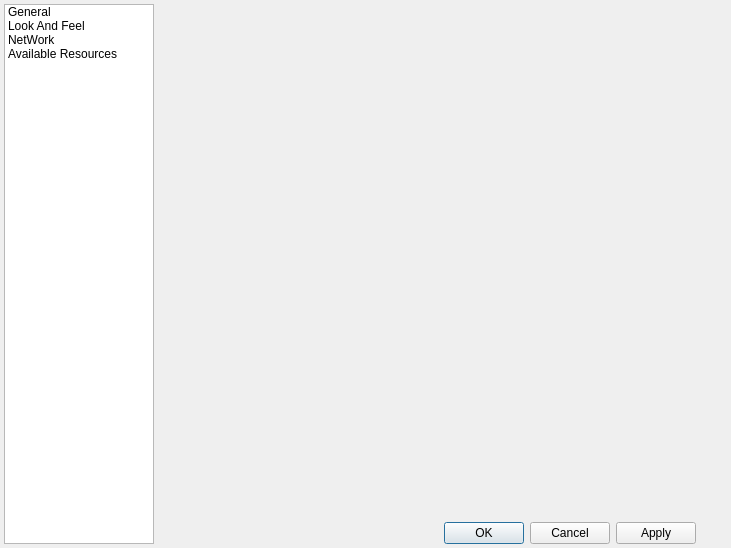
This is src/preferences/preferencedialog.ui in Rolisteam/rolisteam as Qt 5 draws it before an edit. The edited form follows.
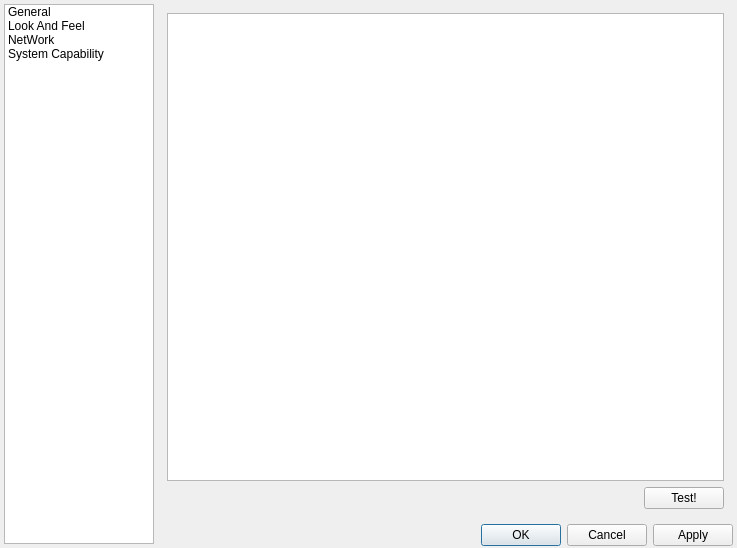
This is the edited form. The open tabs and pages were chosen to show the change. Custom widgets are drawn as their Qt base class.

```diff
--- a/src/preferences/preferencedialog.ui
+++ b/src/preferences/preferencedialog.ui
@@ -6,7 +6,7 @@
    <rect>
     <x>0</x>
     <y>0</y>
-    <width>731</width>
+    <width>737</width>
     <height>548</height>
    </rect>
   </property>
@@ -72,7 +72,7 @@
    </item>
    <item>
     <property name="text">
-     <string>Available Resources</string>
+     <string>System Capability</string>
     </property>
    </item>
   </widget>
@@ -81,8 +81,8 @@
     <rect>
      <x>158</x>
      <y>4</y>
-     <width>538</width>
-     <height>540</height>
+     <width>575</width>
+     <height>542</height>
     </rect>
    </property>
    <layout class="QVBoxLayout" name="verticalLayout_5">
@@ -784,7 +784,41 @@
         </item>
        </layout>
       </widget>
-      <widget class="QWidget" name="ResourcesPage"/>
+      <widget class="QWidget" name="ResourcesPage">
+       <layout class="QVBoxLayout" name="verticalLayout_10">
+        <item>
+         <widget class="QTextEdit" name="m_testResult">
+          <property name="readOnly">
+           <bool>true</bool>
+          </property>
+         </widget>
+        </item>
+        <item>
+         <layout class="QHBoxLayout" name="horizontalLayout_13">
+          <item>
+           <spacer name="horizontalSpacer_9">
+            <property name="orientation">
+             <enum>Qt::Horizontal</enum>
+            </property>
+            <property name="sizeHint" stdset="0">
+             <size>
+              <width>358</width>
+              <height>20</height>
+             </size>
+            </property>
+           </spacer>
+          </item>
+          <item>
+           <widget class="QPushButton" name="m_testStarter">
+            <property name="text">
+             <string>Test!</string>
+            </property>
+           </widget>
+          </item>
+         </layout>
+        </item>
+       </layout>
+      </widget>
      </widget>
     </item>
     <item>
```
Left out of the diff: 2 changed lines with no effect on the pictures.
